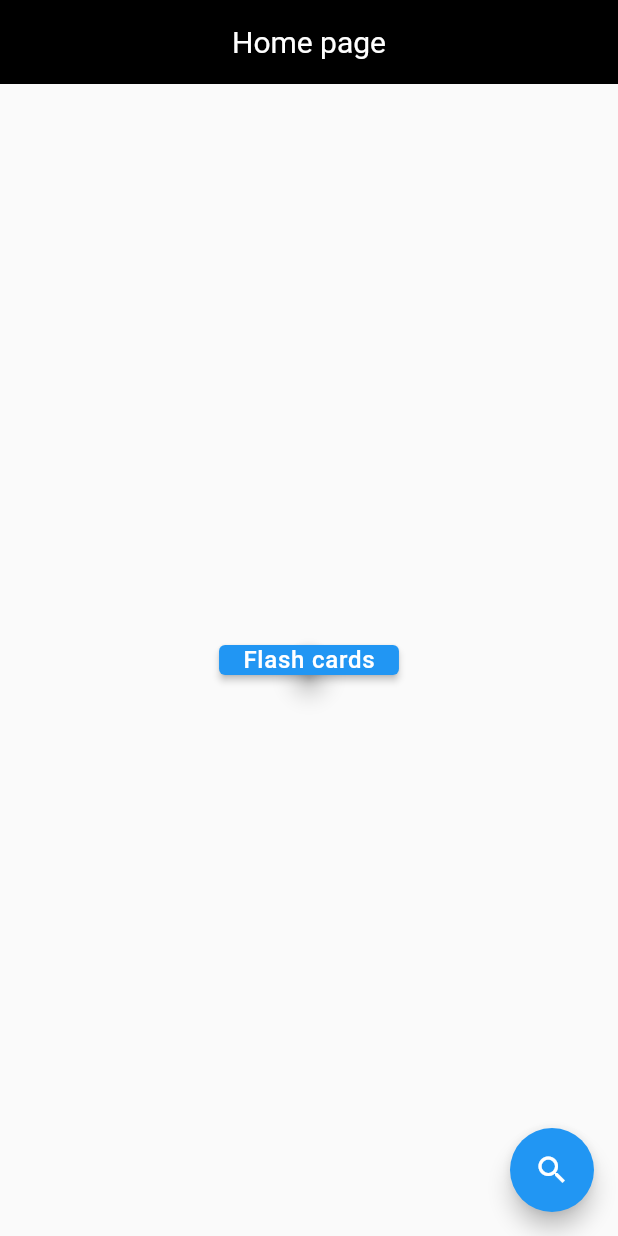
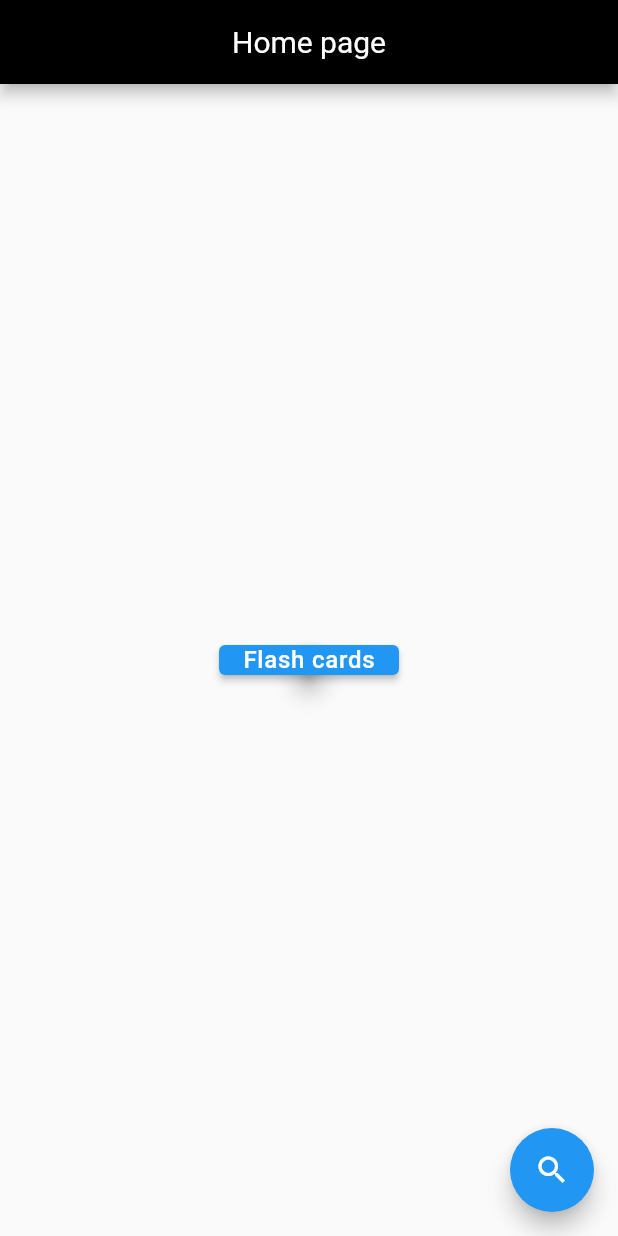
Before and after one commit to eba472/mango-mobile, a Flutter app: the screen it shows after launch, on a phone screen of 412 x 824 dp. Run offline on Flutter 3.47's test engine with Material 2 defaults, Android fonts, the phone set to English and light mode, and no system bars; our stand-ins replace google_fonts; Roboto replaces fonts that are missing (Acme).

Commit message:
conflict resolved

```diff
--- a/mobile/lib/main.dart
+++ b/mobile/lib/main.dart
@@ -47,7 +47,6 @@ class MyHomePage extends StatelessWidget {
     return Scaffold(
       appBar: AppBar(
         backgroundColor: Colors.black,
-        elevation: 0.0,
         centerTitle: true,
         title: Text(
           'Home page',
@@ -63,18 +62,6 @@ class MyHomePage extends StatelessWidget {
         width: 300.0,
         height: 20.0,
         child: FloatingActionButton(
-          // hoverElevation: 10,
-          // children: <Widget>[
-          //   SizedBox(height: 15.0),
-          //   Text(
-          //     'Flash cards',
-          //     style: GoogleFonts.acme(
-          //       textStyle: Theme.of(context).textTheme.headline4,
-          //       color: Color.fromARGB(255, 204, 105, 39),
-          //       fontSize: 24.0,
-          //     ),
-          //   ),
-          // ],
           onPressed: () {},
           child: ElevatedButton(
             child: Text(
```
